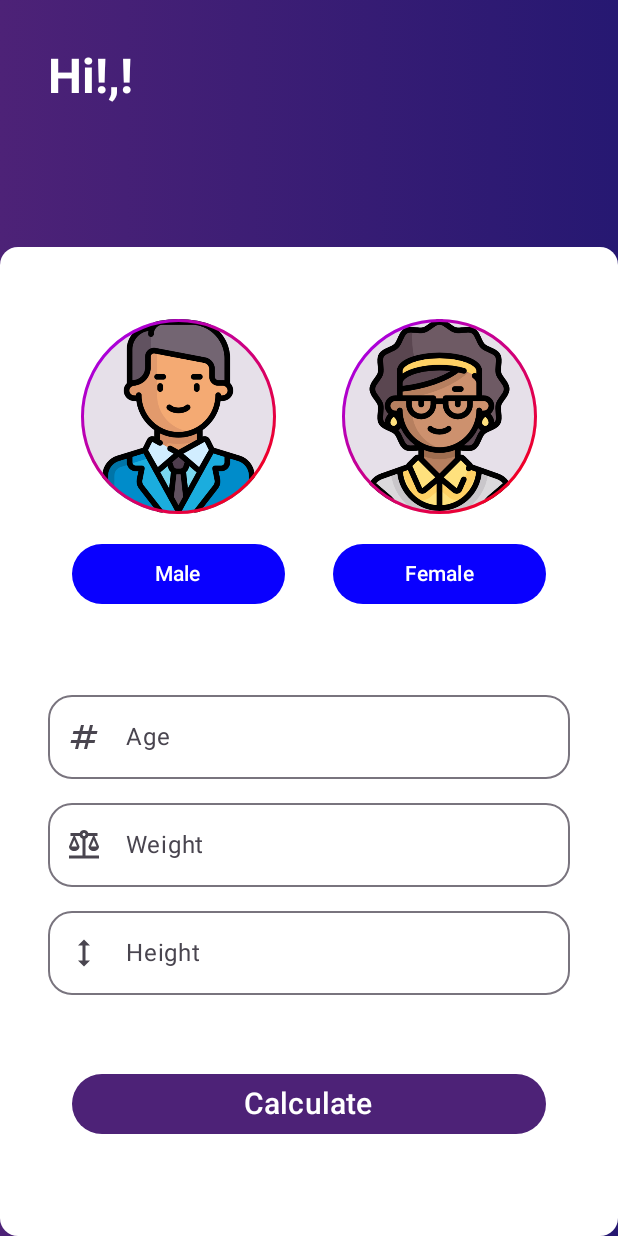
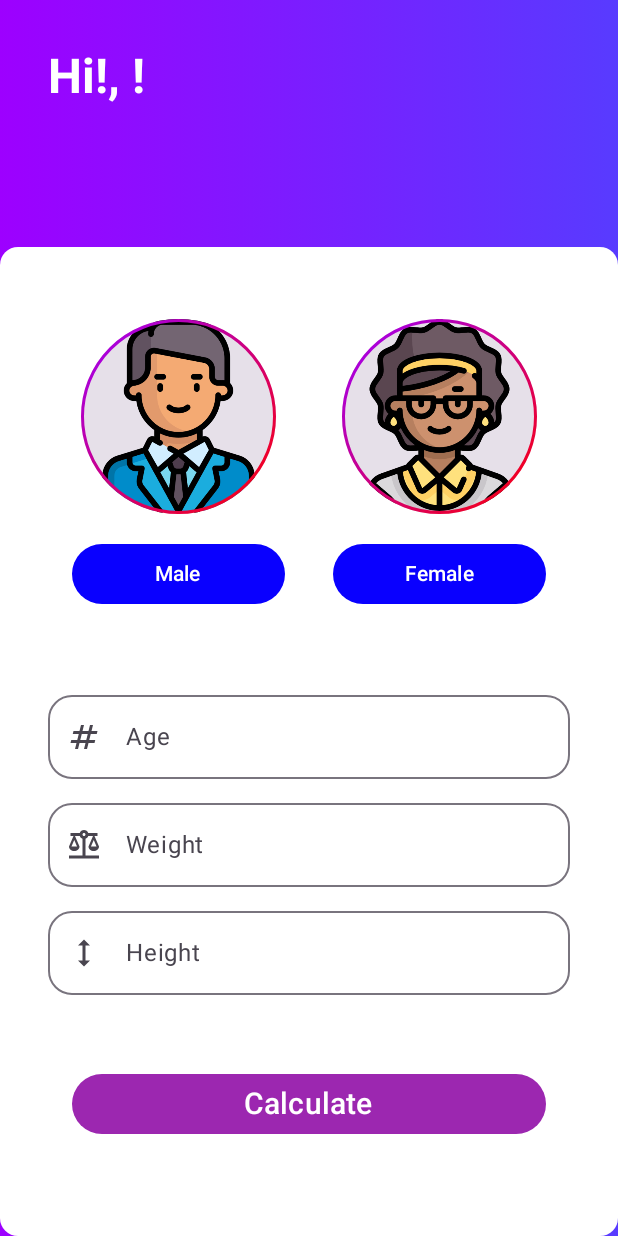
Before and after one commit to triz27111/BMI, an Android app built with Jetpack Compose: the screen it shows after launch (MainActivity), after a tap on "Next", on a phone screen of 412 x 824 dp. Run offline under Robolectric (Android 15) with nearby library versions, the light colour scheme and no system bars.

Commit message:
Feitogit add .

```diff
--- a/app/src/main/java/br/senai/sp/jandira/bmi/screens/UserDataScreen.kt
+++ b/app/src/main/java/br/senai/sp/jandira/bmi/screens/UserDataScreen.kt
@@ -1,3 +1,4 @@
+
 package br.senai.sp.jandira.bmi.screens
 
 import android.content.Context
@@ -14,6 +15,7 @@ import androidx.compose.foundation.layout.padding
 import androidx.compose.foundation.layout.size
 import androidx.compose.foundation.shape.CircleShape
 import androidx.compose.foundation.shape.RoundedCornerShape
+import androidx.compose.foundation.text.KeyboardOptions
 import androidx.compose.material.icons.Icons
 import androidx.compose.material.icons.filled.Balance
 import androidx.compose.material.icons.filled.Height
@@ -36,6 +38,8 @@ import androidx.compose.ui.platform.LocalContext
 import androidx.compose.ui.res.painterResource
 import androidx.compose.ui.res.stringResource
 import androidx.compose.ui.text.font.FontWeight
+import androidx.compose.ui.text.input.ImeAction
+import androidx.compose.ui.text.input.KeyboardType
 import androidx.compose.ui.tooling.preview.Preview
 import androidx.compose.ui.unit.dp
 import androidx.compose.ui.unit.sp
@@ -50,13 +54,13 @@ fun UserDataScreen(navegacao: NavHostController?){
         .getSharedPreferences("user_file", Context.MODE_PRIVATE)
     val userName = userFile.getString("user_name", "")
 
-    var ageState = remember {
+    var ageState = remember{
         mutableStateOf("")
     }
-    var weightState =  remember {
+    var weightState = remember{
         mutableStateOf("")
     }
-    var heightState = remember {
+    var heightState = remember{
         mutableStateOf("")
     }
 
@@ -67,8 +71,8 @@ fun UserDataScreen(navegacao: NavHostController?){
             .background(
                 brush = Brush.horizontalGradient(
                     listOf(
-                        Color(0xFF4D2277),
-                        Color(0xFF261872),
+                        Color(0xFF9D00FF),
+                        Color(0xFF583BFF),
                     )
                 )
             )
@@ -78,7 +82,7 @@ fun UserDataScreen(navegacao: NavHostController?){
                 .fillMaxSize()
         ){
             Text(
-                text = stringResource(R.string.hi) + ",$userName!",
+                text = stringResource(R.string.hi) + ", $userName!",
                 fontSize = 32.sp,
                 fontWeight = FontWeight.Bold,
                 color = Color.White,
@@ -210,7 +214,11 @@ fun UserDataScreen(navegacao: NavHostController?){
                                     text = stringResource(R.string.age)
                                 )
                             },
-                            shape = RoundedCornerShape(16.dp)
+                            shape = RoundedCornerShape(16.dp),
+                            keyboardOptions =  KeyboardOptions(
+                                keyboardType = KeyboardType.Number,
+                                imeAction = ImeAction.Next
+                            )
                         )
                         OutlinedTextField(
                             value = weightState.value,
@@ -231,7 +239,11 @@ fun UserDataScreen(navegacao: NavHostController?){
                                     text = stringResource(R.string.weight)
                                 )
                             },
-                            shape = RoundedCornerShape(16.dp)
+                            shape = RoundedCornerShape(16.dp),
+                            keyboardOptions =  KeyboardOptions(
+                                keyboardType = KeyboardType.Number,
+                                imeAction = ImeAction.Next
+                            )
                         )
                         OutlinedTextField(
                             value = heightState.value,
@@ -252,7 +264,12 @@ fun UserDataScreen(navegacao: NavHostController?){
                                     text = stringResource(R.string.height)
                                 )
                             },
-                            shape = RoundedCornerShape(16.dp)
+                            shape = RoundedCornerShape(16.dp),
+                            keyboardOptions =  KeyboardOptions(
+                                keyboardType = KeyboardType.Number,
+                                imeAction = ImeAction.Done
+                            )
+
                         )
 
                     }
@@ -270,7 +287,7 @@ fun UserDataScreen(navegacao: NavHostController?){
                             .padding(16.dp),
                         colors = ButtonDefaults
                             .buttonColors(
-                                containerColor = Color(0xFF4D2277)
+                                containerColor = Color(0xff9c27b0)
                             )
                     ) {
                         Text(
@@ -287,6 +304,6 @@ fun UserDataScreen(navegacao: NavHostController?){
 
 @Preview
 @Composable
-private fun HomeScreenPreview() {
-    UserDataScreen(navegacao = null)
+private fun UserDataScreenPreview() {
+    UserDataScreen(null)
 }
--- a/app/src/main/java/br/senai/sp/jandira/bmi/screens/homeScreen.kt
+++ b/app/src/main/java/br/senai/sp/jandira/bmi/screens/homeScreen.kt
@@ -43,35 +43,33 @@ import br.senai.sp.jandira.bmi.R
 fun HomeScreen(navegacao: NavHostController?) {
 
     var nameState = remember {
-        mutableStateOf(value = "")
+        mutableStateOf("")
     }
 
-    //Abrir ou fechar um arquivo do tipo SharedPreferences
-    var context  = LocalContext.current
+    // Abrir ou fechar um arquivo do tipo SharedPreferences
+    var context = LocalContext.current
     val userFile = context.getSharedPreferences("user_file", Context.MODE_PRIVATE)
 
     val editor = userFile.edit()
-
     Box(
         modifier = Modifier
             .fillMaxSize()
             .background(
                 brush = Brush.horizontalGradient(
                     listOf(
-                        Color(0xFF2E1D5E),
-                        Color(0xFF8364D5)
+                        Color(0xFF1914A2),
+                        Color(0xFF673AB7)
                     )
                 )
             )
     ){
-    Column(
+        Column (
             modifier = Modifier
                 .fillMaxSize()
                 .background(Color.Transparent),
             verticalArrangement = Arrangement.SpaceBetween,
             horizontalAlignment = Alignment.CenterHorizontally
-
-    ) {
+        ){
             Image(
                 painter = painterResource(
                     R.drawable.yoga
@@ -84,11 +82,12 @@ fun HomeScreen(navegacao: NavHostController?) {
             )
             Text(
                 text = stringResource(
-                R.string.welcome
+                    R.string.welcome,
+
                     ),
                 fontSize = 30.sp,
                 color = Color.White,
-            fontWeight = FontWeight.Bold
+                fontWeight = FontWeight.SemiBold
             )
             Card(
                 modifier = Modifier
@@ -101,25 +100,26 @@ fun HomeScreen(navegacao: NavHostController?) {
                 colors = CardDefaults.cardColors(
                     containerColor = Color.White
                 )
+
             ) {
-            Column(
+                Column (
                     modifier = Modifier
                         .fillMaxSize()
                         .padding(32.dp),
                     verticalArrangement = Arrangement.SpaceBetween,
                     horizontalAlignment = Alignment.End
-
-            ) {
+                ){
                     Column (
                         modifier = Modifier
                             .fillMaxWidth()
+
+
                     ){
                         Text(
                             text = stringResource(
                                 R.string.your_name
                             ),
-                        fontSize = 24.sp,
-                        fontWeight = FontWeight.Bold
+                            fontSize = 24.sp
                         )
                         TextField(
                             value = nameState.value,
@@ -140,16 +140,16 @@ fun HomeScreen(navegacao: NavHostController?) {
                             },
                             keyboardOptions = KeyboardOptions(
                                 keyboardType = KeyboardType.Text,
-                            capitalization =  KeyboardCapitalization.Words
+                                capitalization = KeyboardCapitalization.Words
                             )
                         )
                     }
                     Button(
                         onClick = {
-                        editor.putString("user_nome", nameState.value)
+                            editor.putString("user_name", nameState.value)
                             editor.putInt("user_age", 50)
                             editor.apply()
-                        navegacao?.navigate("user_data")
+                            navegacao?.navigate(route = "user_data")
                         }) {
                         Text(
                             text = stringResource(
--- a/app/src/main/res/values/strings.xml
+++ b/app/src/main/res/values/strings.xml
@@ -15,7 +15,7 @@
     <string name="have">You have Class I Obesity</string>
     <string name="value_age">50</string>
     <string name="value_weight">58 Kg</string>
-    <string name="value_height">1,7 cm</string>
+    <string name="value_height">178 cm</string>
     <string name="calc">New Calc</string>
     <string name="under_weight">You are below your ideal weight!</string>
     <string name="normal_weight">You have normal body weight!</string>
```
Also changed, not shown: app/src/main/java/br/senai/sp/jandira/bmi/BmiStatus.kt (added, +10 -0 lines), app/src/main/java/br/senai/sp/jandira/bmi/calcs/BmiCalculator.kt (added, +65 -0 lines), app/src/main/java/br/senai/sp/jandira/bmi/model/Bmi.kt (added, +10 -0 lines), app/src/main/java/br/senai/sp/jandira/bmi/screens/BMIResultScreen.kt (+103 -68 lines), app/src/main/java/br/senai/sp/jandira/bmi/screens/components/BmiLevels.kt (added, +78 -0 lines), app/src/main/java/br/senai/sp/jandira/bmi/utils/Utilities.kt (added, +7 -0 lines). Lines whose indentation alone changed are shown as unchanged.
